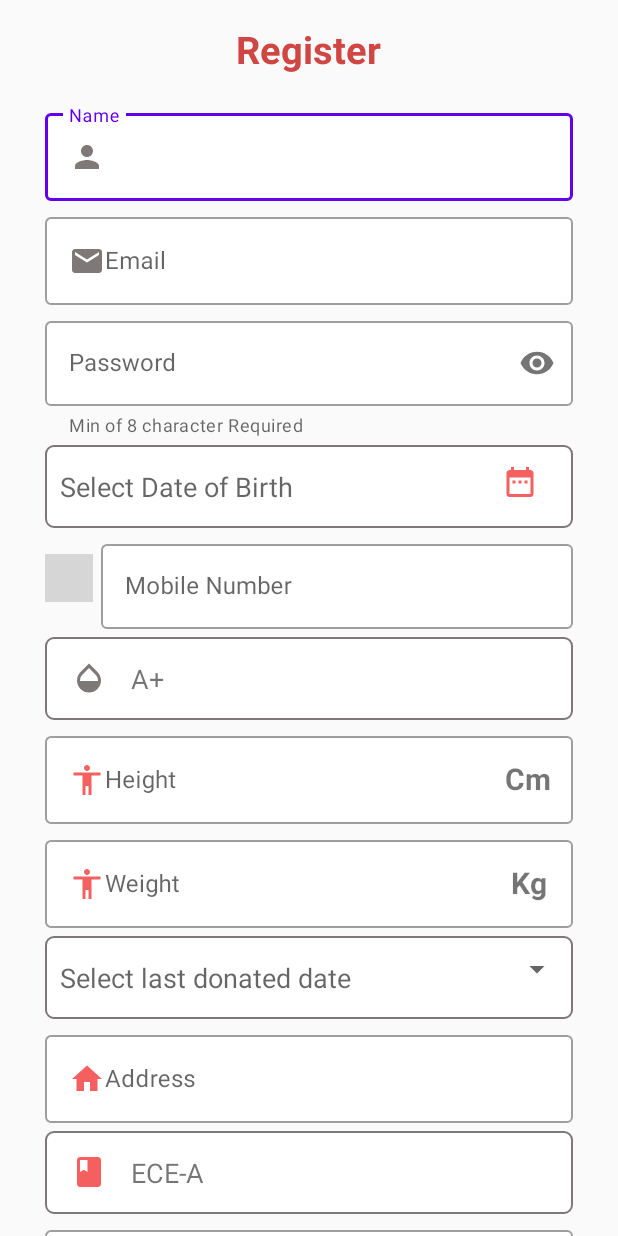
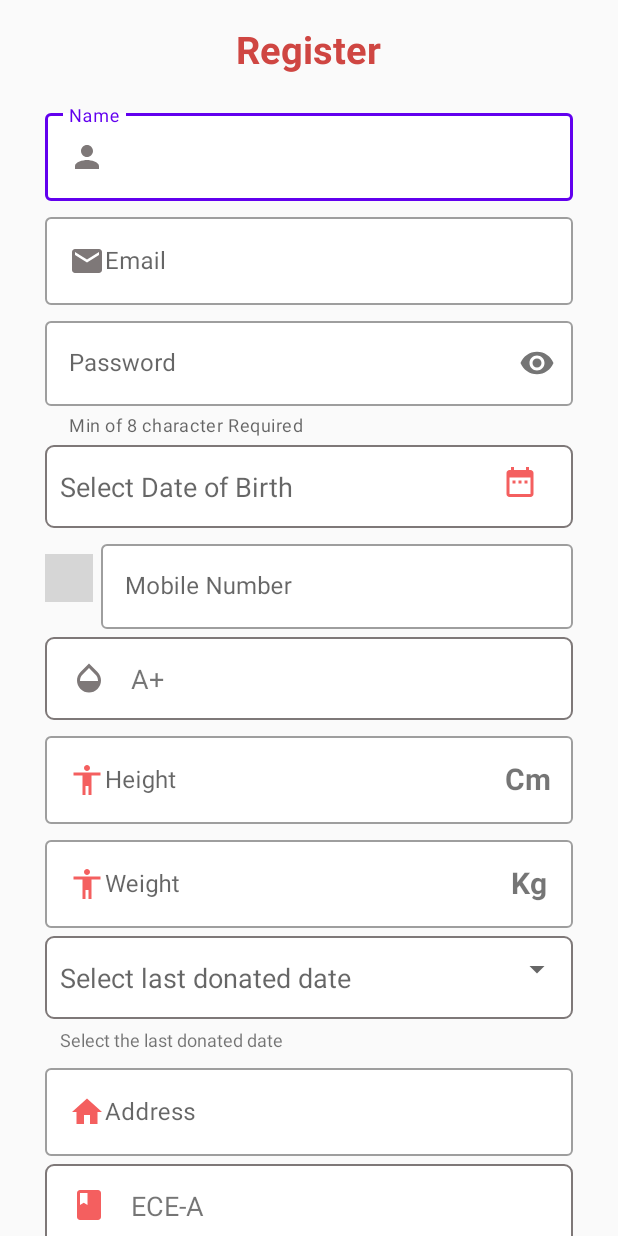
Before and after one commit to hadiabdullan/BloodBank_Gcek, an Android app: the RegisterActivity screen opened directly, with no data from a screen before it, on a phone screen of 412 x 824 dp. Run offline under Robolectric (Android 15) with nearby library versions, the phone set to English and light mode, and no system bars; our stand-ins replace Firebase (no records; nobody signed in at launch, a user with empty details on screens opened directly); libraries missing offline, so code that uses them is left out: com.hbb20; plain views replace CountryCodePicker; grey boxes are pictures that could not be loaded.

Commit message:
Fixed bug in the last donation spinner of 2 register xml files

```diff
--- a/app/src/main/java/com/hadi123/www/bloodbankgcek/RegisterActivity.java
+++ b/app/src/main/java/com/hadi123/www/bloodbankgcek/RegisterActivity.java
@@ -106,22 +106,21 @@ public class RegisterActivity extends AppCompatActivity {
             }
         });
         donText=findViewById(R.id.donation_select_list);
-        String[] donArray={"Last Donated Date","Never","Add Date.."};
+        String[] donArray={"Never","Add Date.."};
         ArrayAdapter<String> donadapter= new ArrayAdapter<String>(this,R.layout.support_simple_spinner_dropdown_item,donArray);
         donText.setAdapter(donadapter);
         donText.setOnItemSelectedListener(new AdapterView.OnItemSelectedListener() {
             @Override
             public void onItemSelected(AdapterView<?> parent, View view, int position, long id) {
-                String donat=String.valueOf(donText.getSelectedItem());
                 String donater=donText.getSelectedItem().toString();
                 if(position==0){
                     donText.setSelection(0);
                     don.setText(donater);
                 }
-                if(position==1){
+               /* if(position==1){
                     donText.setSelection(1);
                     don.setText(donater);
-                }
+                }*/
 
                 if(donater.equals("Add Date..")){
                     c=Calendar.getInstance();
--- a/app/src/main/res/layout/activity_register.xml
+++ b/app/src/main/res/layout/activity_register.xml
@@ -242,7 +242,7 @@ tools:context=".LoginActivity">
                 android:layout_marginTop="5dp"
                 android:layout_marginRight="30dp"
                 android:background="@drawable/custom_spinner_bg"
-                android:hint="Select last donated date"
+                android:hint="@string/select_last_donated_date"
                 android:paddingTop="15dp"
                 android:textSize="18sp">
 
@@ -260,7 +260,14 @@ tools:context=".LoginActivity">
                 android:foreground="?attr/selectableItemBackground" />
 
         </RelativeLayout>
-
+        <TextView
+            android:layout_width="wrap_content"
+            android:layout_height="wrap_content"
+            android:text="Select the last donated date"
+            android:textSize="12dp"
+            android:layout_marginTop="5dp"
+            android:layout_marginLeft="40dp"
+            ></TextView>
         <com.google.android.material.textfield.TextInputLayout
             style="@style/Widget.MaterialComponents.TextInputLayout.OutlinedBox"
             android:layout_width="match_parent"
--- a/app/src/main/res/values/strings.xml
+++ b/app/src/main/res/values/strings.xml
@@ -21,4 +21,5 @@
 
     <string name="hello_first_fragment">Hello first fragment</string>
     <string name="hello_second_fragment">Hello second fragment. Arg: %1$s</string>
+    <string name="select_last_donated_date">Select last donated date</string>
 </resources>
```
Also changed, not shown: app/src/main/java/com/hadi123/www/bloodbankgcek/AdminRegisterActivity.java (+2 -5 lines), app/src/main/res/layout/activity_admin_register.xml (+8 -0 lines).
